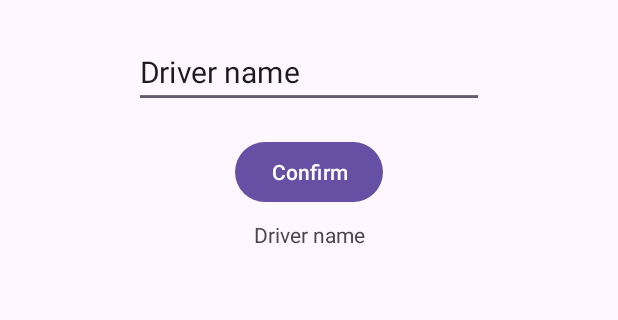
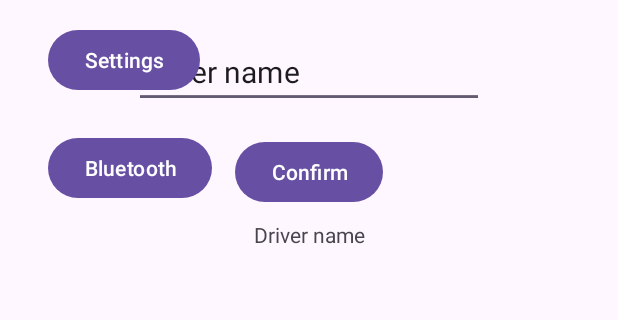
Before and after one commit to Claudiu0707/car-controller, an Android app: the screen it shows after launch (MainActivity), on a phone screen of 412 x 824 dp, the part 114-434 px from its top. Run offline under Robolectric (Android 15) with nearby library versions, the phone set to English and light mode, and no system bars.

Commit message:
no comments

```diff
--- a/app/build.gradle.kts
+++ b/app/build.gradle.kts
@@ -38,6 +38,7 @@ dependencies {
     implementation(libs.material)
     implementation(libs.activity)
     implementation(libs.constraintlayout)
+    implementation(libs.preference)
     testImplementation(libs.junit)
     androidTestImplementation(libs.ext.junit)
     androidTestImplementation(libs.espresso.core)
--- a/app/src/main/AndroidManifest.xml
+++ b/app/src/main/AndroidManifest.xml
@@ -1,6 +1,12 @@
 <?xml version="1.0" encoding="utf-8"?>
 <manifest xmlns:android="http://schemas.android.com/apk/res/android"
     xmlns:tools="http://schemas.android.com/tools">
+    <uses-permission android:name="android.permission.BLUETOOTH"
+        android:maxSdkVersion="36" />
+    <uses-permission android:name="android.permission.BLUETOOTH_ADMIN"
+        android:maxSdkVersion="36" />
+    <uses-permission android:name="android.permission.BLUETOOTH_SCAN" />
+    <uses-permission android:name="android.permission.BLUETOOTH_CONNECT" />
 
     <application
         android:allowBackup="true"
--- a/app/src/main/java/com/example/carcontroller/MainActivity.java
+++ b/app/src/main/java/com/example/carcontroller/MainActivity.java
@@ -8,13 +8,11 @@ import android.widget.*;
 
 import android.bluetooth.*;
 
-import androidx.activity.EdgeToEdge;
+import androidx.activity.result.ActivityResult;
+import androidx.activity.result.ActivityResultCallback;
+import androidx.activity.result.ActivityResultLauncher;
+import androidx.activity.result.contract.ActivityResultContracts;
 import androidx.appcompat.app.AppCompatActivity;
-import androidx.core.graphics.Insets;
-import androidx.core.view.ViewCompat;
-import androidx.core.view.WindowInsetsCompat;
-
-import org.w3c.dom.Text;
 
 public class MainActivity extends AppCompatActivity {
 
@@ -23,6 +21,41 @@ public class MainActivity extends AppCompatActivity {
         super.onCreate(savedInstanceState);
         setContentView(R.layout.activity_main);
     }
+
+//    ActivityResultLauncher<Intent> launchData = null;
+//    //Create a new context
+//    BluetoothManager myBluetoothManager = getSystemService(BluetoothManager.class);
+//    BluetoothAdapter myBluetoothAdapter = myBluetoothManager.getAdapter();
+
+
+    public void turnBluetooth(View v){
+//        launchData = registerForActivityResult(
+//                new ActivityResultContracts.StartActivityForResult(),
+//                new ActivityResultCallback<ActivityResult>() {
+//                    @Override
+//                    public void onActivityResult(ActivityResult result) {
+//                        if (result.getResultCode() == MainActivity.RESULT_OK){
+//                            //There are no requests codes
+//                            Intent data = result.getData();
+//                            data.getStringExtra("details");
+//                        }
+//                    }
+//                });
+//        if(myBluetoothAdapter == null){
+//            //Device doesn't support Bluetooth
+//            Log.d(null, "Bluetooth N/A");
+//        }
+//        else{
+//            //Check if bluetooth device is enabled
+//            if(!myBluetoothAdapter.isEnabled()){
+//                //Bluetooth disabled => throw a request to enable bluetooth
+//                Intent enableBTIntent = new Intent(BluetoothAdapter.ACTION_REQUEST_ENABLE);
+//                launchData.launch(enableBTIntent);
+//                //ActivityResultContracts.StartActivityForResult(enableBTIntent, REQUEST_ENABLE_BT);
+//
+//            }
+        }
+
 
     public void handleDriverNameText(View v){
         String driverName;
@@ -33,8 +66,9 @@ public class MainActivity extends AppCompatActivity {
     }
 
     public void launchActivityStatistics(View v){
-
         Intent i = new Intent(this, StatisticsActivity.class);
         startActivity(i);
     }
+
+
 }
--- a/app/src/main/res/layout/activity_main.xml
+++ b/app/src/main/res/layout/activity_main.xml
@@ -1,4 +1,5 @@
 <?xml version="1.0" encoding="utf-8"?>
+
 <androidx.constraintlayout.widget.ConstraintLayout xmlns:android="http://schemas.android.com/apk/res/android"
     xmlns:app="http://schemas.android.com/apk/res-auto"
     xmlns:tools="http://schemas.android.com/tools"
@@ -66,4 +67,25 @@
         app:layout_constraintStart_toStartOf="parent"
         app:layout_constraintTop_toTopOf="parent" />
 
+    <Button
+        android:id="@+id/settingsButton"
+        android:layout_width="wrap_content"
+        android:layout_height="wrap_content"
+        android:layout_marginStart="32dp"
+        android:layout_marginTop="92dp"
+        android:text="@string/title_activity_settings"
+        app:layout_constraintStart_toStartOf="parent"
+        app:layout_constraintTop_toTopOf="parent" />
+
+    <Button
+        android:id="@+id/settingsButton2"
+        android:layout_width="wrap_content"
+        android:layout_height="wrap_content"
+        android:layout_marginStart="32dp"
+        android:layout_marginTop="164dp"
+        android:onClick="turnBluetooth"
+        android:text="@string/ON_OFF_Bluetooth"
+        app:layout_constraintStart_toStartOf="parent"
+        app:layout_constraintTop_toTopOf="parent" />
+
 </androidx.constraintlayout.widget.ConstraintLayout>
--- a/gradle/libs.versions.toml
+++ b/gradle/libs.versions.toml
@@ -7,6 +7,7 @@ appcompat = "1.7.1"
 material = "1.13.0"
 activity = "1.11.0"
 constraintlayout = "2.2.1"
+preference = "1.2.0"
 
 [libraries]
 junit = { group = "junit", name = "junit", version.ref = "junit" }
@@ -16,6 +17,7 @@ appcompat = { group = "androidx.appcompat", name = "appcompat", version.ref = "a
 material = { group = "com.google.android.material", name = "material", version.ref = "material" }
 activity = { group = "androidx.activity", name = "activity", version.ref = "activity" }
 constraintlayout = { group = "androidx.constraintlayout", name = "constraintlayout", version.ref = "constraintlayout" }
+preference = { group = "androidx.preference", name = "preference", version.ref = "preference" }
 
 [plugins]
 android-application = { id = "com.android.application", version.ref = "agp" }
```
Also changed, not shown: app/src/main/res/values/arrays.xml (added, +12 -0 lines), app/src/main/res/values/strings.xml (+16 -0 lines).
